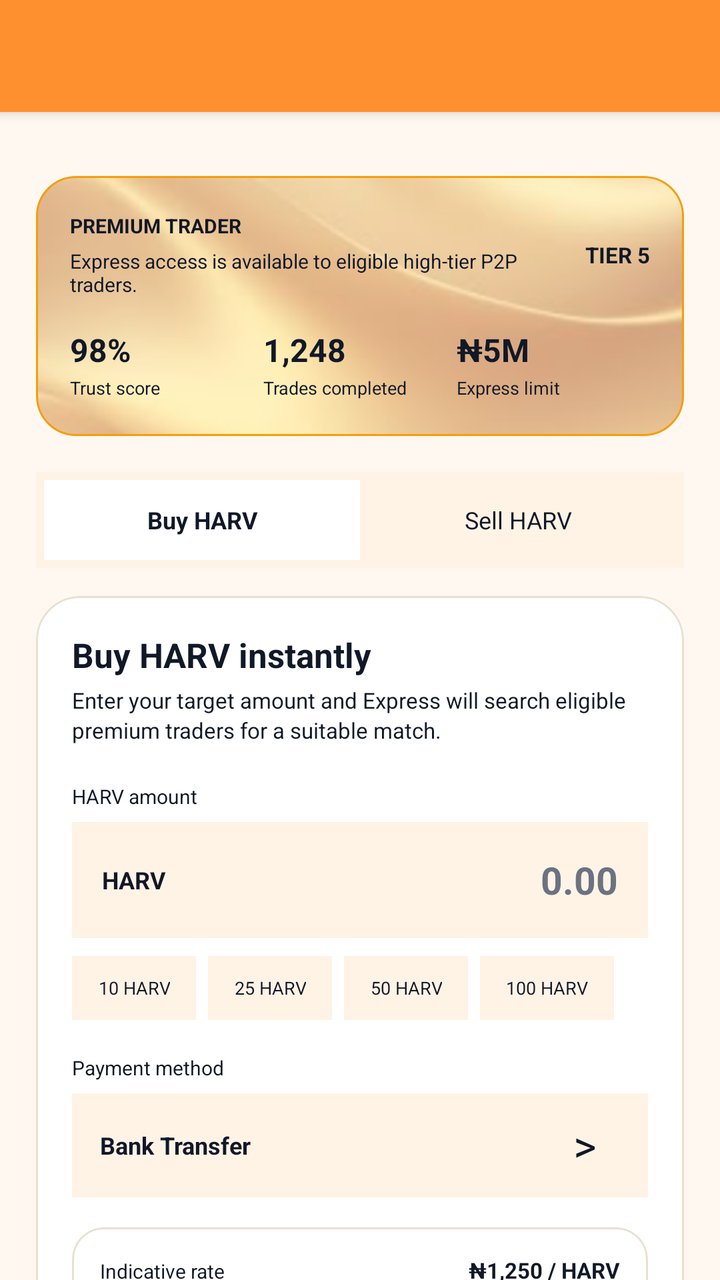
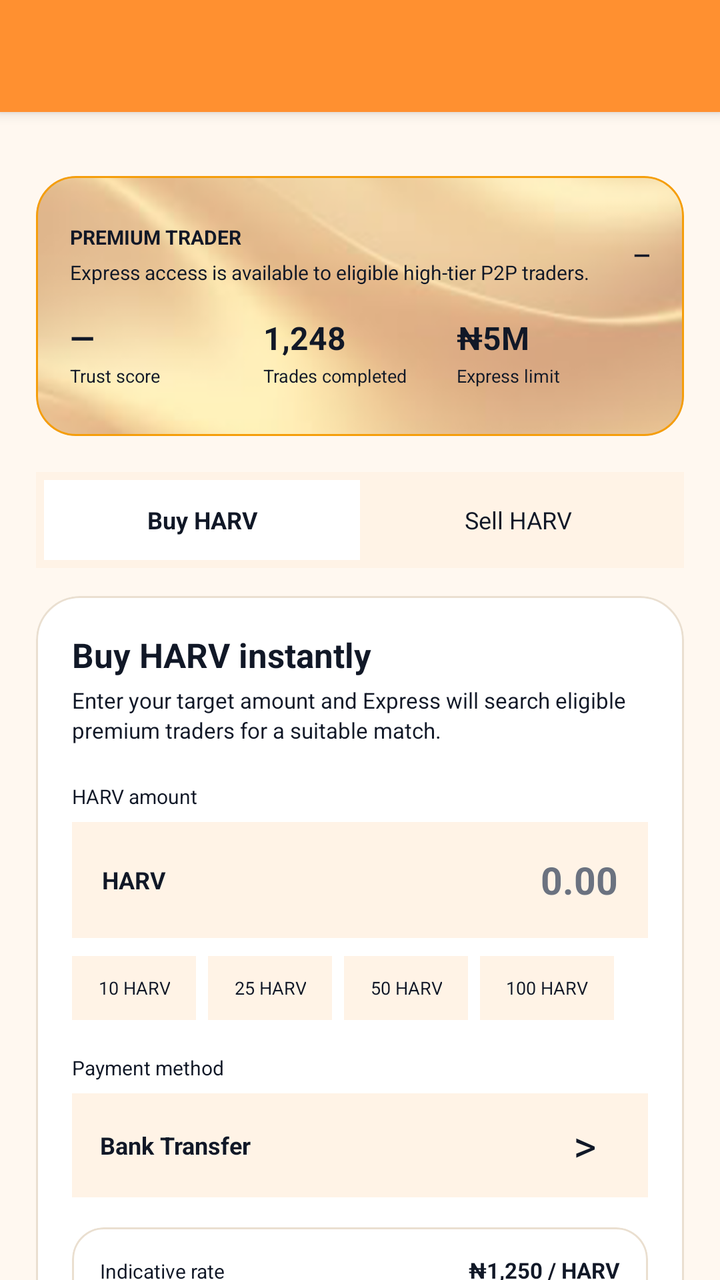

Compare the two renders of this Android layout. The source of the first and the diff that turns it into the second are given below.
<!-- AndroidManifest.xml: application theme AppTheme -->
<!-- res/layout/p2p_express.xml -->
<androidx.coordinatorlayout.widget.CoordinatorLayout
	xmlns:android="http://schemas.android.com/apk/res/android"
	xmlns:app="http://schemas.android.com/apk/res-auto"
	xmlns:tools="http://schemas.android.com/tools"
	android:id="@+id/_coordinator"
	android:layout_width="match_parent"
	android:layout_height="match_parent">
	<com.google.android.material.appbar.AppBarLayout
		android:id="@+id/_app_bar"
		android:layout_width="match_parent"
		android:layout_height="wrap_content"
		android:theme="@style/AppTheme.AppBarOverlay">
		<androidx.appcompat.widget.Toolbar
			android:id="@+id/_toolbar"
			android:layout_width="match_parent"
			android:layout_height="?attr/actionBarSize"
			android:background="?attr/appBarColor"
			app:popupTheme="@style/AppTheme.PopupOverlay" />
	</com.google.android.material.appbar.AppBarLayout>
	<androidx.core.widget.NestedScrollView
		android:layout_width="match_parent"
		android:layout_height="match_parent"
		android:background="@color/colorP2pBg"
		android:fillViewport="true"
		android:clipToPadding="false"
		app:layout_behavior="@string/appbar_scrolling_view_behavior">
		<LinearLayout
			android:id="@+id/express_root"
			android:layout_width="match_parent"
			android:layout_height="wrap_content"
			android:paddingTop="16dp"
			android:paddingBottom="35dp"
			android:orientation="vertical"
			android:paddingStart="18dp"
			android:paddingEnd="18dp">
			<com.google.android.material.card.MaterialCardView
				android:id="@+id/card_express_membership"
				android:layout_width="match_parent"
				android:layout_height="wrap_content"
				android:layout_marginTop="16dp"
				app:cardBackgroundColor="@color/colorP2pSurface"
				app:cardCornerRadius="20dp"
				app:cardElevation="0dp"
				app:strokeColor="@color/colorAmber"
				app:strokeWidth="1dp">
				<LinearLayout
					android:id="@+id/linear380"
					android:layout_width="match_parent"
					android:layout_height="130dp"
					android:padding="17dp"
					android:background="@drawable/golden_bkg"
					android:gravity="center_horizontal|center_vertical"
					android:orientation="vertical">
					<LinearLayout
						android:id="@+id/linear381"
						android:layout_width="match_parent"
						android:layout_height="wrap_content"
						android:gravity="center_vertical"
						android:orientation="horizontal">
						<LinearLayout
							android:id="@+id/linear382"
							android:layout_width="0dp"
							android:layout_height="wrap_content"
							android:orientation="vertical"
							android:layout_weight="1">
							<TextView
								android:id="@+id/tv_express_tier"
								android:layout_width="wrap_content"
								android:layout_height="wrap_content"
								android:text="PREMIUM TRADER"
								android:textSize="10sp"
								android:textStyle="bold" />
							<TextView
								android:id="@+id/tv_express_tier_description"
								android:layout_width="match_parent"
								android:layout_height="wrap_content"
								android:layout_marginTop="4dp"
								android:text="Express access is available to eligible high-tier P2P traders."
								android:textSize="10sp" />
						</LinearLayout>
						<TextView
							android:id="@+id/tv_express_tier_level"
							android:layout_width="wrap_content"
							android:layout_height="wrap_content"
							android:text="TIER 5"
							android:textSize="11sp"
							android:textStyle="bold" />
					</LinearLayout>
					<LinearLayout
						android:id="@+id/linear383"
						android:layout_width="match_parent"
						android:layout_height="wrap_content"
						android:layout_marginTop="15dp"
						android:orientation="horizontal">
						<LinearLayout
							android:id="@+id/linear384"
							android:layout_width="0dp"
							android:layout_height="wrap_content"
							android:orientation="vertical"
							android:layout_weight="1">
							<TextView
								android:id="@+id/tv_express_trust"
								android:layout_width="wrap_content"
								android:layout_height="wrap_content"
								android:text="98%"
								android:textSize="16sp"
								android:textStyle="bold" />
							<TextView
								android:id="@+id/textview228"
								android:layout_width="wrap_content"
								android:layout_height="wrap_content"
								android:layout_marginTop="2dp"
								android:text="Trust score"
								android:textSize="9sp" />
						</LinearLayout>
						<LinearLayout
							android:id="@+id/linear385"
							android:layout_width="0dp"
							android:layout_height="wrap_content"
							android:orientation="vertical"
							android:layout_weight="1">
							<TextView
								android:id="@+id/tv_express_completed"
								android:layout_width="wrap_content"
								android:layout_height="wrap_content"
								android:text="1,248"
								android:textSize="16sp"
								android:textStyle="bold" />
							<TextView
								android:id="@+id/textview229"
								android:layout_width="wrap_content"
								android:layout_height="wrap_content"
								android:layout_marginTop="2dp"
								android:text="Trades completed"
								android:textSize="9sp" />
						</LinearLayout>
						<LinearLayout
							android:id="@+id/linear386"
							android:layout_width="0dp"
							android:layout_height="wrap_content"
							android:orientation="vertical"
							android:layout_weight="1">
							<TextView
								android:id="@+id/tv_express_limit"
								android:layout_width="wrap_content"
								android:layout_height="wrap_content"
								android:text="₦5M"
								android:textSize="16sp"
								android:textStyle="bold" />
							<TextView
								android:id="@+id/textview230"
								android:layout_width="wrap_content"
								android:layout_height="wrap_content"
								android:layout_marginTop="2dp"
								android:text="Express limit"
								android:textSize="9sp" />
						</LinearLayout>
					</LinearLayout>
				</LinearLayout>
			</com.google.android.material.card.MaterialCardView>
			<LinearLayout
				android:id="@+id/express_trade_selector"
				android:layout_width="match_parent"
				android:layout_height="48dp"
				android:layout_marginTop="18dp"
				android:padding="4dp"
				android:background="@color/colorP2pSurfaceAlt"
				android:orientation="horizontal">
				<TextView
					android:id="@+id/express_buy_tab"
					android:layout_width="0dp"
					android:layout_height="match_parent"
					android:background="@color/colorP2pSurface"
					android:gravity="center_horizontal|center_vertical"
					android:text="Buy HARV"
					android:textSize="12sp"
					android:textStyle="bold"
					android:layout_weight="1" />
				<TextView
					android:id="@+id/express_sell_tab"
					android:layout_width="0dp"
					android:layout_height="match_parent"
					android:gravity="center_horizontal|center_vertical"
					android:text="Sell HARV"
					android:textSize="12sp"
					android:layout_weight="1" />
			</LinearLayout>
			<com.google.android.material.card.MaterialCardView
				android:id="@+id/card_express_match"
				android:layout_width="match_parent"
				android:layout_height="wrap_content"
				android:layout_marginTop="14dp"
				app:cardBackgroundColor="@color/colorP2pSurface"
				app:cardCornerRadius="22dp"
				app:cardElevation="0dp"
				app:strokeColor="@color/colorP2pBorder"
				app:strokeWidth="1dp">
				<LinearLayout
					android:id="@+id/linear387"
					android:layout_width="match_parent"
					android:layout_height="wrap_content"
					android:padding="18dp"
					android:orientation="vertical">
					<TextView
						android:id="@+id/tv_express_action_title"
						android:layout_width="wrap_content"
						android:layout_height="wrap_content"
						android:text="Buy HARV instantly"
						android:textSize="17sp"
						android:textStyle="bold" />
					<TextView
						android:id="@+id/tv_express_action_description"
						android:layout_width="match_parent"
						android:layout_height="wrap_content"
						android:layout_marginTop="4dp"
						android:text="Enter your target amount and Express will search eligible premium traders for a suitable match."
						android:textSize="11sp"
						android:lineSpacingExtra="2dp" />
					<TextView
						android:id="@+id/textview231"
						android:layout_width="wrap_content"
						android:layout_height="wrap_content"
						android:layout_marginTop="19dp"
						android:text="HARV amount"
						android:textSize="10sp" />
					<LinearLayout
						android:id="@+id/layout_express_amount"
						android:layout_width="match_parent"
						android:layout_height="58dp"
						android:layout_marginTop="6dp"
						android:background="@color/colorP2pSurfaceAlt"
						android:gravity="center_vertical"
						android:orientation="horizontal"
						android:paddingStart="15dp"
						android:paddingEnd="15dp">
						<TextView
							android:id="@+id/textview232"
							android:layout_width="wrap_content"
							android:layout_height="wrap_content"
							android:text="HARV"
							android:textSize="12sp"
							android:textStyle="bold" />
						<EditText
							android:id="@+id/et_express_amount"
							android:layout_width="0dp"
							android:layout_height="match_parent"
							android:background="@android:color/transparent"
							android:textSize="19sp"
							android:textStyle="bold"
							android:hint="0.00"
							android:inputType="numberDecimal"
							android:layout_weight="1"
							android:gravity="center_vertical|end"
							android:layout_marginStart="10dp" />
					</LinearLayout>
					<HorizontalScrollView
						android:id="@+id/hscroll5"
						android:layout_width="match_parent"
						android:layout_height="wrap_content"
						android:layout_marginTop="9dp"
						android:scrollbars="none">
						<LinearLayout
							android:id="@+id/linear388"
							android:layout_width="wrap_content"
							android:layout_height="wrap_content"
							android:orientation="horizontal">
							<TextView
								android:id="@+id/express_quick_1"
								android:layout_width="wrap_content"
								android:layout_height="32dp"
								android:background="@color/colorP2pSurfaceAlt"
								android:gravity="center_horizontal|center_vertical"
								android:text="10 HARV"
								android:textSize="9sp"
								android:layout_weight="1"
								android:paddingStart="13dp"
								android:paddingEnd="13dp" />
							<TextView
								android:id="@+id/express_quick_2"
								android:layout_width="wrap_content"
								android:layout_height="32dp"
								android:background="@color/colorP2pSurfaceAlt"
								android:gravity="center_horizontal|center_vertical"
								android:text="25 HARV"
								android:textSize="9sp"
								android:layout_weight="1"
								android:layout_marginStart="6dp"
								android:paddingStart="13dp"
								android:paddingEnd="13dp" />
							<TextView
								android:id="@+id/express_quick_3"
								android:layout_width="wrap_content"
								android:layout_height="32dp"
								android:background="@color/colorP2pSurfaceAlt"
								android:gravity="center_horizontal|center_vertical"
								android:text="50 HARV"
								android:textSize="9sp"
								android:layout_weight="1"
								android:layout_marginStart="6dp"
								android:paddingStart="13dp"
								android:paddingEnd="13dp" />
							<TextView
								android:id="@+id/express_quick_4"
								android:layout_width="wrap_content"
								android:layout_height="32dp"
								android:background="@color/colorP2pSurfaceAlt"
								android:gravity="center_horizontal|center_vertical"
								android:text="100 HARV"
								android:textSize="9sp"
								android:layout_weight="1"
								android:layout_marginStart="6dp"
								android:paddingStart="13dp"
								android:paddingEnd="13dp" />
						</LinearLayout>
					</HorizontalScrollView>
					<TextView
						android:id="@+id/textview233"
						android:layout_width="wrap_content"
						android:layout_height="wrap_content"
						android:layout_marginTop="17dp"
						android:text="Payment method"
						android:textSize="10sp" />
					<LinearLayout
						android:id="@+id/layout_express_payment_method"
						android:layout_width="match_parent"
						android:layout_height="52dp"
						android:layout_marginTop="6dp"
						android:background="@color/colorP2pSurfaceAlt"
						android:gravity="center_vertical"
						android:orientation="horizontal"
						android:paddingStart="14dp"
						android:paddingEnd="14dp">
						<TextView
							android:id="@+id/tv_express_payment_method"
							android:layout_width="0dp"
							android:layout_height="wrap_content"
							android:text="Bank Transfer"
							android:textSize="12sp"
							android:textStyle="bold"
							android:layout_weight="1" />
						<TextView
							android:id="@+id/tv_express_payment_arrow"
							android:layout_width="35dp"
							android:layout_height="35dp"
							android:gravity="center_horizontal|center_vertical"
							android:text="&gt;"
							android:textSize="22sp" />
					</LinearLayout>
					<com.google.android.material.card.MaterialCardView
						android:id="@+id/card_express_quote"
						android:layout_width="match_parent"
						android:layout_height="wrap_content"
						android:layout_marginTop="15dp"
						app:cardBackgroundColor="@color/colorP2pSurface"
						app:cardCornerRadius="16dp"
						app:cardElevation="0dp"
						app:strokeColor="@color/colorP2pBorder"
						app:strokeWidth="1dp">
						<LinearLayout
							android:id="@+id/linear389"
							android:layout_width="match_parent"
							android:layout_height="wrap_content"
							android:padding="14dp"
							android:orientation="vertical">
							<LinearLayout
								android:id="@+id/linear390"
								android:layout_width="match_parent"
								android:layout_height="wrap_content"
								android:orientation="horizontal">
								<TextView
									android:id="@+id/textview234"
									android:layout_width="0dp"
									android:layout_height="wrap_content"
									android:text="Indicative rate"
									android:textSize="10sp"
									android:layout_weight="1" />
								<TextView
									android:id="@+id/tv_express_rate"
									android:layout_width="wrap_content"
									android:layout_height="wrap_content"
									android:text="₦1,250 / HARV"
									android:textSize="11sp"
									android:textStyle="bold" />
							</LinearLayout>
							<LinearLayout
								android:id="@+id/linear391"
								android:layout_width="match_parent"
								android:layout_height="wrap_content"
								android:layout_marginTop="9dp"
								android:orientation="horizontal">
								<TextView
									android:id="@+id/textview235"
									android:layout_width="0dp"
									android:layout_height="wrap_content"
									android:text="Estimated fiat"
									android:textSize="10sp"
									android:layout_weight="1" />
								<TextView
									android:id="@+id/tv_express_fiat"
									android:layout_width="wrap_content"
									android:layout_height="wrap_content"
									android:text="₦0"
									android:textSize="11sp"
									android:textStyle="bold" />
							</LinearLayout>
							<LinearLayout
								android:id="@+id/linear392"
								android:layout_width="match_parent"
								android:layout_height="wrap_content"
								android:layout_marginTop="9dp"
								android:orientation="horizontal">
								<TextView
									android:id="@+id/textview236"
									android:layout_width="0dp"
									android:layout_height="wrap_content"
									android:text="Maker / Express fee"
									android:textSize="10sp"
									android:layout_weight="1" />
								<TextView
									android:id="@+id/tv_express_fee"
									android:layout_width="wrap_content"
									android:layout_height="wrap_content"
									android:text="Calculated at match"
									android:textSize="10sp" />
							</LinearLayout>
						</LinearLayout>
					</com.google.android.material.card.MaterialCardView>
					<LinearLayout
						android:id="@+id/layout_express_match_status"
						android:layout_width="match_parent"
						android:layout_height="wrap_content"
						android:layout_marginTop="14dp"
						android:padding="12dp"
						android:background="@color/colorP2pSurfaceAlt"
						android:gravity="center_vertical"
						android:orientation="horizontal">
						<TextView
							android:id="@+id/tv_express_match_indicator"
							android:layout_width="10dp"
							android:layout_height="10dp"
							android:background="@color/colorP2pAccent"
							android:textSize="12sp" />
						<LinearLayout
							android:id="@+id/linear393"
							android:layout_width="0dp"
							android:layout_height="wrap_content"
							android:orientation="vertical"
							android:layout_weight="1"
							android:layout_marginStart="9dp">
							<TextView
								android:id="@+id/tv_express_match_title"
								android:layout_width="wrap_content"
								android:layout_height="wrap_content"
								android:text="Ready for Express matching"
								android:textSize="11sp"
								android:textStyle="bold" />
							<TextView
								android:id="@+id/tv_express_match_description"
								android:layout_width="match_parent"
								android:layout_height="wrap_content"
								android:layout_marginTop="2dp"
								android:text="Your request will be matched against eligible available liquidity."
								android:textSize="9sp" />
						</LinearLayout>
					</LinearLayout>
					<TextView
						android:id="@+id/btn_express_find_match"
						android:layout_width="match_parent"
						android:layout_height="52dp"
						android:layout_marginTop="16dp"
						android:background="@color/colorP2pAccent"
						android:gravity="center_horizontal|center_vertical"
						android:text="Find Express Match"
						android:textSize="12sp"
						android:textStyle="bold" />
				</LinearLayout>
			</com.google.android.material.card.MaterialCardView>
			<TextView
				android:id="@+id/textview237"
				android:layout_width="wrap_content"
				android:layout_height="wrap_content"
				android:layout_marginTop="21dp"
				android:text="Express advantages"
				android:textSize="15sp"
				android:textStyle="bold" />
			<LinearLayout
				android:id="@+id/linear394"
				android:layout_width="match_parent"
				android:layout_height="wrap_content"
				android:layout_marginTop="10dp"
				android:orientation="horizontal">
				<com.google.android.material.card.MaterialCardView
					android:id="@+id/card_express_fast"
					android:layout_width="0dp"
					android:layout_height="wrap_content"
					app:cardBackgroundColor="@color/colorP2pSurface"
					android:layout_weight="1"
					android:layout_marginEnd="5dp"
					app:cardCornerRadius="17dp"
					app:cardElevation="0dp"
					app:strokeColor="@color/colorP2pBorder"
					app:strokeWidth="1dp">
					<LinearLayout
						android:id="@+id/linear395"
						android:layout_width="match_parent"
						android:layout_height="wrap_content"
						android:padding="13dp"
						android:orientation="vertical">
						<TextView
							android:id="@+id/textview238"
							android:layout_width="wrap_content"
							android:layout_height="wrap_content"
							android:text="FAST"
							android:textSize="9sp"
							android:textStyle="bold" />
						<TextView
							android:id="@+id/textview239"
							android:layout_width="match_parent"
							android:layout_height="wrap_content"
							android:layout_marginTop="6dp"
							android:text="Skip manual listing search and request a direct match."
							android:textSize="9sp"
							android:lineSpacingExtra="2dp" />
					</LinearLayout>
				</com.google.android.material.card.MaterialCardView>
				<com.google.android.material.card.MaterialCardView
					android:id="@+id/card_express_premium"
					android:layout_width="0dp"
					android:layout_height="wrap_content"
					app:cardBackgroundColor="@color/colorP2pSurface"
					android:layout_weight="1"
					android:layout_marginStart="5dp"
					app:cardCornerRadius="17dp"
					app:cardElevation="0dp"
					app:strokeColor="@color/colorP2pBorder"
					app:strokeWidth="1dp">
					<LinearLayout
						android:id="@+id/linear396"
						android:layout_width="match_parent"
						android:layout_height="wrap_content"
						android:padding="13dp"
						android:orientation="vertical">
						<TextView
							android:id="@+id/textview240"
							android:layout_width="wrap_content"
							android:layout_height="wrap_content"
							android:text="PREMIUM"
							android:textSize="9sp"
							android:textStyle="bold" />
						<TextView
							android:id="@+id/textview241"
							android:layout_width="match_parent"
							android:layout_height="wrap_content"
							android:layout_marginTop="6dp"
							android:text="Access eligible high-tier counterparties and liquidity."
							android:textSize="9sp"
							android:lineSpacingExtra="2dp" />
					</LinearLayout>
				</com.google.android.material.card.MaterialCardView>
			</LinearLayout>
			<com.google.android.material.card.MaterialCardView
				android:id="@+id/card_express_liquidity"
				android:layout_width="match_parent"
				android:layout_height="wrap_content"
				android:layout_marginTop="12dp"
				app:cardBackgroundColor="@color/colorP2pSurface"
				app:cardCornerRadius="19dp"
				app:cardElevation="0dp"
				app:strokeColor="@color/colorP2pBorder"
				app:strokeWidth="1dp">
				<LinearLayout
					android:id="@+id/linear397"
					android:layout_width="match_parent"
					android:layout_height="wrap_content"
					android:padding="15dp"
					android:orientation="vertical">
					<LinearLayout
						android:id="@+id/linear398"
						android:layout_width="match_parent"
						android:layout_height="wrap_content"
						android:orientation="horizontal">
						<TextView
							android:id="@+id/textview242"
							android:layout_width="0dp"
							android:layout_height="wrap_content"
							android:text="Express liquidity"
							android:textSize="13sp"
							android:textStyle="bold"
							android:layout_weight="1" />
						<TextView
							android:id="@+id/tv_express_liquidity_status"
							android:layout_width="wrap_content"
							android:layout_height="wrap_content"
							android:text="LIVE"
							android:textSize="9sp"
							android:textStyle="bold" />
					</LinearLayout>
					<LinearLayout
						android:id="@+id/linear399"
						android:layout_width="match_parent"
						android:layout_height="wrap_content"
						android:layout_marginTop="13dp"
						android:orientation="horizontal">
						<LinearLayout
							android:id="@+id/linear400"
							android:layout_width="0dp"
							android:layout_height="wrap_content"
							android:orientation="vertical"
							android:layout_weight="1">
							<TextView
								android:id="@+id/tv_express_available_harv"
								android:layout_width="wrap_content"
								android:layout_height="wrap_content"
								android:text="18,420 HARV"
								android:textSize="14sp"
								android:textStyle="bold" />
							<TextView
								android:id="@+id/textview243"
								android:layout_width="wrap_content"
								android:layout_height="wrap_content"
								android:layout_marginTop="2dp"
								android:text="Available liquidity"
								android:textSize="9sp" />
						</LinearLayout>
						<LinearLayout
							android:id="@+id/linear401"
							android:layout_width="0dp"
							android:layout_height="wrap_content"
							android:orientation="vertical"
							android:layout_weight="1">
							<TextView
								android:id="@+id/tv_express_counterparties"
								android:layout_width="wrap_content"
								android:layout_height="wrap_content"
								android:text="24"
								android:textSize="14sp"
								android:textStyle="bold" />
							<TextView
								android:id="@+id/textview244"
								android:layout_width="wrap_content"
								android:layout_height="wrap_content"
								android:layout_marginTop="2dp"
								android:text="Eligible traders"
								android:textSize="9sp" />
						</LinearLayout>
						<LinearLayout
							android:id="@+id/linear402"
							android:layout_width="0dp"
							android:layout_height="wrap_content"
							android:orientation="vertical"
							android:layout_weight="1">
							<TextView
								android:id="@+id/tv_express_average_time"
								android:layout_width="wrap_content"
								android:layout_height="wrap_content"
								android:text="Less than 1 min"
								android:textSize="14sp"
								android:textStyle="bold" />
							<TextView
								android:id="@+id/textview245"
								android:layout_width="wrap_content"
								android:layout_height="wrap_content"
								android:layout_marginTop="2dp"
								android:text="Avg. match time"
								android:textSize="9sp" />
						</LinearLayout>
					</LinearLayout>
				</LinearLayout>
			</com.google.android.material.card.MaterialCardView>
			<com.google.android.material.card.MaterialCardView
				android:id="@+id/card_express_security"
				android:layout_width="match_parent"
				android:layout_height="wrap_content"
				android:layout_marginTop="12dp"
				app:cardBackgroundColor="@color/colorP2pSurface"
				app:cardCornerRadius="18dp"
				app:cardElevation="0dp"
				app:strokeColor="@color/colorP2pBorder"
				app:strokeWidth="1dp">
				<LinearLayout
					android:id="@+id/linear403"
					android:layout_width="match_parent"
					android:layout_height="wrap_content"
					android:padding="15dp"
					android:orientation="horizontal">
					<TextView
						android:id="@+id/textview246"
						android:layout_width="34dp"
						android:layout_height="34dp"
						android:background="@color/colorP2pSurfaceAlt"
						android:gravity="center_horizontal|center_vertical"
						android:text="OK"
						android:textSize="10sp"
						android:textStyle="bold" />
					<LinearLayout
						android:id="@+id/linear404"
						android:layout_width="0dp"
						android:layout_height="wrap_content"
						android:orientation="vertical"
						android:layout_weight="1"
						android:layout_marginStart="10dp">
						<TextView
							android:id="@+id/textview247"
							android:layout_width="wrap_content"
							android:layout_height="wrap_content"
							android:text="Protected P2P execution"
							android:textSize="12sp"
							android:textStyle="bold" />
						<TextView
							android:id="@+id/tv_express_security"
							android:layout_width="match_parent"
							android:layout_height="wrap_content"
							android:layout_marginTop="4dp"
							android:text="Matching does not complete a trade by itself. The selected transaction must still pass the normal order, escrow, payment and blockchain verification flow."
							android:textSize="10sp"
							android:lineSpacingExtra="2dp" />
					</LinearLayout>
				</LinearLayout>
			</com.google.android.material.card.MaterialCardView>
			<TextView
				android:id="@+id/tv_express_footer"
				android:layout_width="match_parent"
				android:layout_height="wrap_content"
				android:layout_marginTop="15dp"
				android:gravity="center_horizontal|center_vertical"
				android:text="Express matches are subject to eligibility, available liquidity, limits and current market conditions."
				android:textSize="9sp"
				android:lineSpacingExtra="2dp" />
		</LinearLayout>
	</androidx.core.widget.NestedScrollView>
</androidx.coordinatorlayout.widget.CoordinatorLayout>
<!-- resources referenced by this layout -->
<resources>
  <color name="colorAmber">#F59E0B</color>
  <color name="colorP2pAccent">#FF9030</color>
  <color name="colorP2pBg">#FFF8F0</color>
  <color name="colorP2pBorder">#EADFD0</color>
  <color name="colorP2pSurface">#FFFFFF</color>
  <color name="colorP2pSurfaceAlt">#FFF3E6</color>
  <style name="AppTheme.AppBarOverlay" parent="ThemeOverlay.MaterialComponents.Light">
          
          <item name="android:textColorPrimary">?attr/onAppBarColor</item>
          <item name="android:textColorSecondary">?attr/onAppBarColor</item>
          <item name="colorControlNormal">?attr/onAppBarColor</item>
          <item name="colorOnSurface">?attr/onAppBarColor</item>
      </style>
  <style name="AppTheme.PopupOverlay" parent="ThemeOverlay.MaterialComponents.Light" />
  <style name="HarvannaTextView" parent="android:Widget.TextView">
          <item name="android:textColor">@color/colorTextPrimary</item>
      </style>
  <color name="colorAccent">#FF9030</color>
  <color name="colorTextOnAccent">#111827</color>
  <color name="colorAccentDark">#E57A14</color>
  <color name="colorError">#EF4444</color>
  <color name="colorTextPrimaryWhite">#FFFFFF</color>
  <color name="colorControlNormal">#6B7280</color>
  <color name="colorAccentRipple">#1AFF9030</color>
  <color name="colorAccentStroke">#33FF9030</color>
  <color name="colorAccentStrong">#B85F0A</color>
  <color name="colorTextPrimary">#111827</color>
  <color name="colorBackground">#FFF8F0</color>
  <color name="colorSurface">#FFFFFF</color>
  <color name="colorTextSecondary">#4B5563</color>
  <color name="colorTextTertiary">#6B7280</color>
  <style name="HarvannaAlertDialog" parent="ThemeOverlay.MaterialComponents.MaterialAlertDialog">
          <item name="colorPrimary">@color/colorAccent</item>
          <item name="colorAccent">@color/colorAccent</item>
          <item name="colorSurface">@color/colorSurface</item>
          <item name="colorOnPrimary">@color/colorTextOnAccent</item>
          <item name="colorOnSurface">@color/colorTextPrimary</item>
          <item name="android:textColorPrimary">@color/colorTextPrimary</item>
          <item name="android:textColor">@color/colorTextPrimary</item>
          <item name="android:windowBackground">@color/colorSurface</item>
          <item name="buttonBarPositiveButtonStyle">@style/HarvannaDialogButton</item>
          <item name="buttonBarNegativeButtonStyle">@style/HarvannaDialogButton</item>
          <item name="buttonBarNeutralButtonStyle">@style/HarvannaDialogButton</item>
      </style>
  <style name="HarvannaBottomSheetDialog" parent="ThemeOverlay.MaterialComponents.BottomSheetDialog">
          <item name="colorPrimary">@color/colorAccent</item>
          <item name="colorAccent">@color/colorAccent</item>
          <item name="colorSurface">@color/colorSurface</item>
          <item name="colorOnPrimary">@color/colorTextOnAccent</item>
          <item name="colorOnSurface">@color/colorTextPrimary</item>
          <item name="colorOnSurfaceVariant">@color/colorTextSecondary</item>
          <item name="android:textColorPrimary">@color/colorTextPrimary</item>
          <item name="bottomSheetStyle">@style/HarvannaBottomSheetStyle</item>
      </style>
  <style name="HarvannaDialogButton" parent="Widget.MaterialComponents.Button.TextButton.Dialog">
          <item name="android:textColor">@color/colorAccent</item>
          <item name="android:minHeight">48dp</item>
      </style>
  <style name="HarvannaBottomSheetStyle" parent="Widget.MaterialComponents.BottomSheet.Modal">
          <item name="backgroundTint">?attr/colorSurface</item>
          <item name="shapeAppearanceOverlay">@style/HarvannaBottomSheetShape</item>
      </style>
  <style name="HarvannaBottomSheetShape" parent="">
          <item name="cornerFamily">rounded</item>
          <item name="cornerSizeTopLeft">20dp</item>
          <item name="cornerSizeTopRight">20dp</item>
          <item name="cornerSizeBottomLeft">0dp</item>
          <item name="cornerSizeBottomRight">0dp</item>
      </style>
  <!-- unchanged entries left out for length: 2 -->
</resources>

<!-- the commit's change to res/layout/p2p_express.xml (unified diff, before → after) -->
@@ -82,7 +82,7 @@
 							android:id="@+id/tv_express_tier_level"
 							android:layout_width="wrap_content"
 							android:layout_height="wrap_content"
-							android:text="TIER 5"
+							android:text="—"
 							android:textSize="11sp"
 							android:textStyle="bold" />
 					</LinearLayout>
@@ -102,7 +102,7 @@
 								android:id="@+id/tv_express_trust"
 								android:layout_width="wrap_content"
 								android:layout_height="wrap_content"
-								android:text="98%"
+								android:text="—"
 								android:textSize="16sp"
 								android:textStyle="bold" />
 							<TextView
